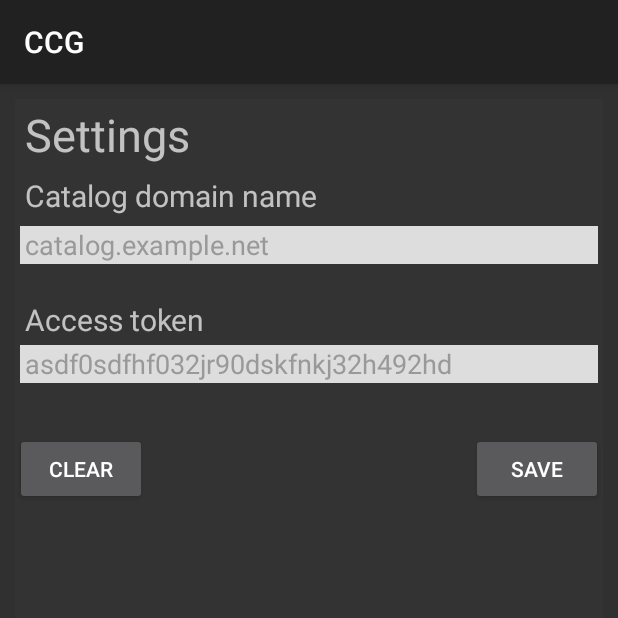
After one commit to paasar/curious-catalog-gatherer, an Android app: the fragment SettingsFragment shown on its own in the app's theme, on a phone screen of 412 x 824 dp, the top half of it. The commit adds this screen. Run offline under Robolectric (Android 15) with nearby library versions, the phone set to English and light mode, and no system bars.

Commit message:
Settings view for storing catalog domain and access token
Token input, working save and clear

Request settings popup

Make toast about required settings

```diff
--- a/app/src/main/AndroidManifest.xml
+++ b/app/src/main/AndroidManifest.xml
@@ -14,7 +14,7 @@
         android:fullBackupContent="false"
         android:hardwareAccelerated="true"
         android:icon="@drawable/icon"
-        android:label="Curious Catalog Gatherer"
+        android:label="CCG"
         android:supportsRtl = "true"
         android:theme="@style/Theme.AppCompat" >
         <meta-data
--- /dev/null
+++ b/app/src/main/java/fi/raah/android/curious_catalog_gatherer/ui/SettingsFragment.java
@@ -0,0 +1,69 @@
+package fi.raah.android.curious_catalog_gatherer.ui;
+
+import android.content.Context;
+import android.content.SharedPreferences;
+import android.os.Bundle;
+import android.support.annotation.Nullable;
+import android.support.design.widget.TextInputEditText;
+import android.support.v4.app.Fragment;
+import android.text.Editable;
+import android.text.TextWatcher;
+import android.util.Log;
+import android.view.LayoutInflater;
+import android.view.View;
+import android.view.ViewGroup;
+import android.widget.Button;
+
+import fi.raah.android.curious_catalog_gatherer.R;
+
+
+public class SettingsFragment extends Fragment {
+
+    public static final String CATALOG_DOMAIN_NAME = "catalogDomainName";
+    public static final String CATALOG_TOKEN = "catalogToken";
+
+    private SharedPreferences preferences;
+
+    @Nullable
+    @Override
+    public View onCreateView(LayoutInflater inflater, @Nullable ViewGroup container, @Nullable Bundle savedInstanceState) {
+        View view = inflater.inflate(R.layout.settings_fragment, container, false);
+
+        final TextInputEditText domainNameInput = (TextInputEditText)view.findViewById(R.id.catalog_domain_name_input);
+        final TextInputEditText tokenInput = (TextInputEditText)view.findViewById(R.id.catalog_token_input);
+
+        preferences = getActivity().getPreferences(Context.MODE_PRIVATE);
+        domainNameInput.setText(preferences.getString(CATALOG_DOMAIN_NAME, null));
+        tokenInput.setText(preferences.getString(CATALOG_TOKEN, null));
+
+        Button saveButton = (Button)view.findViewById(R.id.save_setting_button);
+        saveButton.setOnClickListener(new View.OnClickListener() {
+            @Override
+            public void onClick(View v) {
+                String domainName = domainNameInput.getText().toString();
+                String token = tokenInput.getText().toString();
+                saveSettings(domainName, token);
+            }
+        });
+
+        Button clearButton = (Button)view.findViewById(R.id.clear_setting_button);
+        clearButton.setOnClickListener(new View.OnClickListener() {
+            @Override
+            public void onClick(View v) {
+                saveSettings(null, null);
+
+                domainNameInput.setText(null);
+                tokenInput.setText(null);
+            }
+        });
+
+        return view;
+    }
+
+    private void saveSettings(String domainName, String token) {
+        SharedPreferences.Editor editor = preferences.edit();
+        editor.putString(CATALOG_DOMAIN_NAME, domainName);
+        editor.putString(CATALOG_TOKEN, token);
+        editor.apply();
+    }
+}
--- /dev/null
+++ b/app/src/main/res/layout/settings_fragment.xml
@@ -0,0 +1,85 @@
+<?xml version="1.0" encoding="utf-8"?>
+<LinearLayout xmlns:android="http://schemas.android.com/apk/res/android"
+    android:orientation="vertical"
+    android:layout_width="match_parent"
+    android:layout_height="match_parent"
+    android:background="@color/black"
+    android:layout_margin="10dp">
+
+    <TextView
+        android:id="@+id/settings_title"
+        android:layout_width="match_parent"
+        android:layout_height="wrap_content"
+        android:layout_margin="3dp"
+        android:paddingStart="3dp"
+        android:paddingEnd="3dp"
+        android:textSize="30sp"
+        android:text="Settings"/>
+
+    <TextView
+        android:id="@+id/catalog_domain_name_label"
+        android:layout_width="match_parent"
+        android:layout_height="wrap_content"
+        android:layout_margin="3dp"
+        android:paddingStart="3dp"
+        android:paddingEnd="3dp"
+        android:textSize="20sp"
+        android:text="Catalog domain name"/>
+
+    <android.support.design.widget.TextInputEditText
+        android:id="@+id/catalog_domain_name_input"
+        android:layout_width="match_parent"
+        android:layout_height="25dp"
+        android:layout_margin="3dp"
+        android:background="@color/white"
+        android:textColor="@color/black"
+        android:textColorHint="@color/gray"
+        android:paddingEnd="3dp"
+        android:paddingStart="3dp"
+        android:hint="catalog.example.net"/>
+
+    <TextView
+        android:id="@+id/catalog_token_label"
+        android:layout_width="match_parent"
+        android:layout_height="wrap_content"
+        android:layout_marginTop="20dp"
+        android:layout_marginStart="3dp"
+        android:layout_marginEnd="3dp"
+        android:paddingStart="3dp"
+        android:paddingEnd="3dp"
+        android:textSize="20sp"
+        android:text="Access token"/>
+
+    <android.support.design.widget.TextInputEditText
+        android:id="@+id/catalog_token_input"
+        android:layout_width="match_parent"
+        android:layout_height="25dp"
+        android:layout_margin="3dp"
+        android:background="@color/white"
+        android:textColor="@color/black"
+        android:textColorHint="@color/gray"
+        android:paddingEnd="3dp"
+        android:paddingStart="3dp"
+        android:hint="asdf0sdfhf032jr90dskfnkj32h492hd"/>
+
+    <RelativeLayout
+        android:layout_width="fill_parent"
+        android:layout_height="wrap_content"
+        android:orientation="vertical"
+        android:layout_marginTop="30dp">
+
+        <Button
+            android:id="@+id/clear_setting_button"
+            android:layout_width="wrap_content"
+            android:layout_height="wrap_content"
+            android:layout_alignParentLeft="true"
+            android:text="Clear"/>
+
+        <Button
+            android:id="@+id/save_setting_button"
+            android:layout_width="wrap_content"
+            android:layout_height="wrap_content"
+            android:layout_alignParentRight="true"
+            android:text="Save"/>
+    </RelativeLayout>
+</LinearLayout>
--- a/app/src/main/res/values/colors.xml
+++ b/app/src/main/res/values/colors.xml
@@ -2,6 +2,9 @@
 <resources>
     <color name="green">#ff00ff00</color>
     <color name="red">#ffff0000</color>
+    <color name="black">#ff333333</color>
+    <color name="gray">#ff999999</color>
+    <color name="white">#ffdddddd</color>
     <color name="transparent_green">#9900ff00</color>
     <color name="transparent_red">#99ff0000</color>
     <color name="transparent_black_light">#66000000</color>
--- a/app/src/main/res/values/strings.xml
+++ b/app/src/main/res/values/strings.xml
@@ -2,6 +2,9 @@
 <resources>
     <string name="ok">OK</string>
     <string name="permission_camera_rationale">Access to the camera is needed for detection</string>
+    <string name="take_me_there">Take me there!</string>
+    <string name="settings_dialog_title">Configuration required</string>
+    <string name="settings_primer">You need to set catalog address and token to use this app.</string>
     <string name="no_camera_permission">This application cannot run because it does not have the camera permission. The application will now exit.</string>
     <string name="low_storage_error">OCR dependencies cannot be downloaded due to low device storage</string>
     <string name="title_activity_main">OCR Detector Sample</string>
```
Also changed, not shown: app/src/main/java/fi/raah/android/curious_catalog_gatherer/ActivityCallback.java (renamed from app/src/main/java/fi/raah/android/curious_catalog_gatherer/OwnersListener.java, +3 -5 lines), app/src/main/java/fi/raah/android/curious_catalog_gatherer/MainActivity.java (+56 -6 lines), app/src/main/java/fi/raah/android/curious_catalog_gatherer/OcrDetectorProcessor.java (+15 -6 lines), app/src/main/java/fi/raah/android/curious_catalog_gatherer/Settings.java (added, +19 -0 lines), app/src/main/java/fi/raah/android/curious_catalog_gatherer/cards/CardService.java (+6 -6 lines), app/src/main/res/menu/menu_main.xml (+8 -2 lines), app/src/main/res/drawable-hdpi/ic_settings_white_24dp.png (added).
